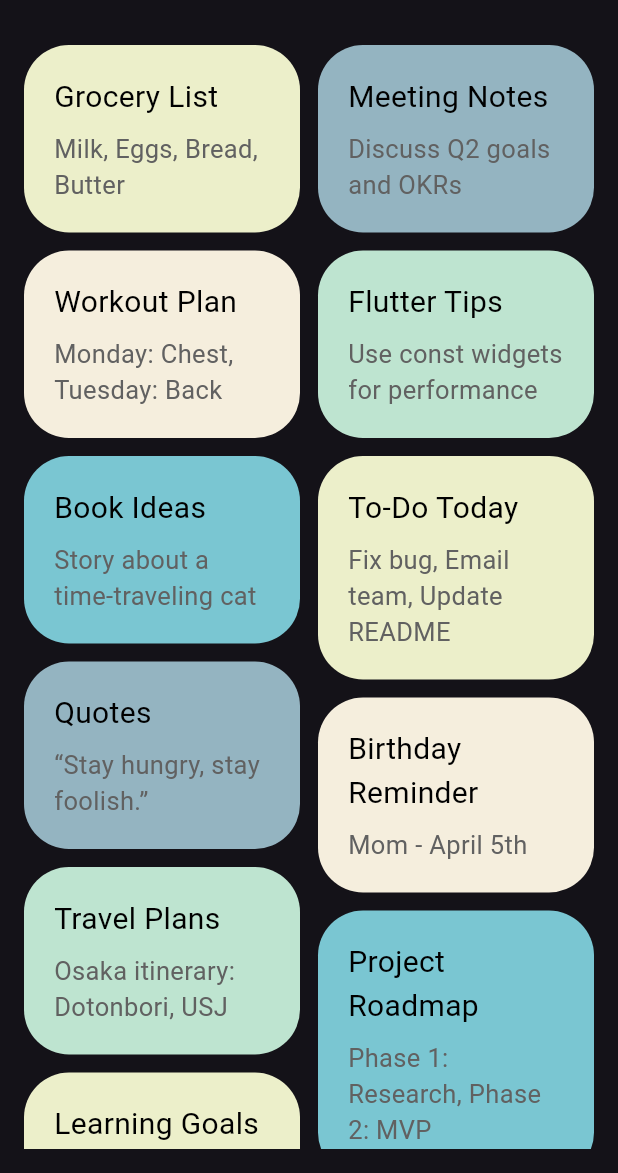
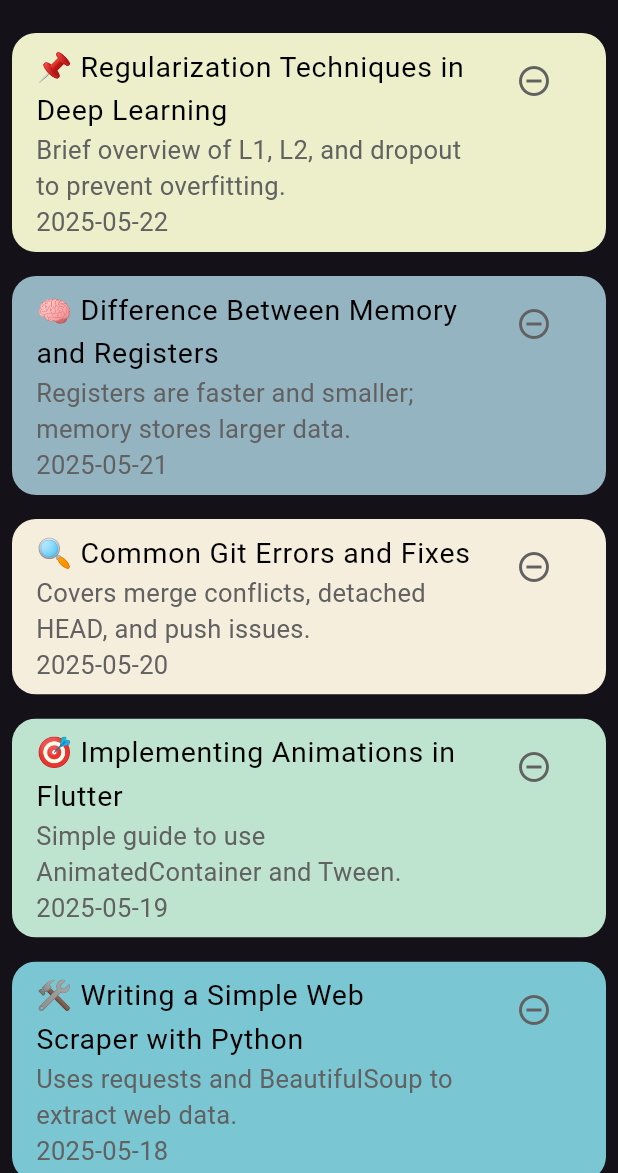
Before and after one commit to Lichyo/flutter-week2, a Flutter app: the screen it shows after launch, on a phone screen of 412 x 824 dp, the part 63-1236 px from its top. Run offline on Flutter 3.47's test engine with Material 3 defaults, Android fonts, the phone set to English and light mode, and no system bars.

Commit message:
dev : note app init

```diff
--- /dev/null
+++ b/lib/constants.dart
@@ -0,0 +1,5 @@
+import 'package:flutter/material.dart';
+
+const kTitleTextStyle = TextStyle(fontSize: 19, color: Colors.black);
+
+final kSubTitleTextStyle = TextStyle(fontSize: 17, color: Colors.grey.shade700);
--- a/lib/main.dart
+++ b/lib/main.dart
@@ -1,12 +1,41 @@
+import 'constants.dart';
 import 'package:flutter/material.dart';
-import 'note_database.dart';
 import 'package:flutter_week2/color_pool.dart';
-import 'package:flutter_staggered_grid_view/flutter_staggered_grid_view.dart';
+import 'package:intl/intl.dart';
 
-void main() => runApp(const MyApp());
+void main() => runApp(MyApp());
 
-class MyApp extends StatelessWidget {
-  const MyApp({super.key});
+class MyApp extends StatefulWidget {
+  MyApp({super.key});
+
+  @override
+  State<MyApp> createState() => _MyAppState();
+}
+
+class _MyAppState extends State<MyApp> {
+  List<String> titles = [
+    '📌 Regularization Techniques in Deep Learning',
+    '🧠 Difference Between Memory and Registers',
+    '🔍 Common Git Errors and Fixes',
+    '🎯 Implementing Animations in Flutter',
+    '🛠️ Writing a Simple Web Scraper with Python',
+  ];
+
+  List<String> descriptions = [
+    'Brief overview of L1, L2, and dropout to prevent overfitting.',
+    'Registers are faster and smaller; memory stores larger data.',
+    'Covers merge conflicts, detached HEAD, and push issues.',
+    'Simple guide to use AnimatedContainer and Tween.',
+    'Uses requests and BeautifulSoup to extract web data.',
+  ];
+
+  List<DateTime> dateTimes = [
+    DateTime.now().subtract(const Duration(days: 1)),
+    DateTime.now().subtract(const Duration(days: 2)),
+    DateTime.now().subtract(const Duration(days: 3)),
+    DateTime.now().subtract(const Duration(days: 4)),
+    DateTime.now().subtract(const Duration(days: 5)),
+  ];
 
   @override
   Widget build(BuildContext context) {
@@ -14,18 +43,22 @@ class MyApp extends StatelessWidget {
       theme: ThemeData.dark(),
       home: Scaffold(
         appBar: AppBar(title: const Text('Flutter Week 2')),
-        body: Padding(
-          padding: const EdgeInsets.all(16),
-          child: MasonryGridView.count(
-            crossAxisCount: 2,
-            mainAxisSpacing: 12,
-            crossAxisSpacing: 12,
-            itemCount: noteDatabase.length,
-            itemBuilder: (context, index) {
-              final note = noteDatabase[index];
-              return NoteCard(title: note.$1, des: note.$2, index: index);
-            },
-          ),
+        body: ListView.builder(
+          itemCount: titles.length,
+          itemBuilder: (context, index) {
+            return NoteCard(
+              title: titles[index],
+              des: descriptions[index],
+              date: dateTimes[index],
+              color: colorPool[index % colorPool.length],
+              onPressed: () {
+                setState(() {
+                  titles.removeAt(index);
+                  descriptions.removeAt(index);
+                });
+              },
+            );
+          },
         ),
       ),
     );
@@ -35,39 +68,43 @@ class MyApp extends StatelessWidget {
 class NoteCard extends StatelessWidget {
   final String title;
   final String des;
-  final int index;
+  final Color color;
+  final VoidCallback onPressed;
+  final DateTime date;
+
   const NoteCard({
     super.key,
     required this.title,
     required this.des,
-    required this.index,
+    required this.color,
+    required this.onPressed,
+    required this.date,
   });
 
   @override
   Widget build(BuildContext context) {
-    return Container(
-      decoration: BoxDecoration(
-        color: colorPool[index % colorPool.length],
-        borderRadius: BorderRadius.circular(30),
-      ),
-      padding: const EdgeInsets.all(20),
-      child: Column(
-        crossAxisAlignment: CrossAxisAlignment.start,
-        children: [
-          Text(
-            title,
-            style: const TextStyle(
-              fontSize: 20,
-              fontWeight: FontWeight.w400,
-              color: Colors.black,
+    return Padding(
+      padding: const EdgeInsets.all(8.0),
+      child: ClipRRect(
+        borderRadius: BorderRadius.circular(16),
+        child: Material(
+          color: color,
+          child: ListTile(
+            title: Text(title, style: kTitleTextStyle),
+            subtitle: Text(
+              '$des\n${DateFormat('yyyy-MM-dd').format(date)}',
+              style: kSubTitleTextStyle,
+            ),
+            isThreeLine: true,
+            trailing: IconButton(
+              onPressed: onPressed,
+              icon: Icon(
+                Icons.remove_circle_outline_outlined,
+                color: Colors.grey.shade700,
+              ),
             ),
           ),
-          const SizedBox(height: 8),
-          Text(
-            des,
-            style: TextStyle(fontSize: 17, color: Colors.grey.shade700),
-          ),
-        ],
+        ),
       ),
     );
   }
--- a/pubspec.yaml
+++ b/pubspec.yaml
@@ -35,6 +35,7 @@ dependencies:
   # Use with the CupertinoIcons class for iOS style icons.
   cupertino_icons: ^1.0.8
   flutter_staggered_grid_view: ^0.7.0
+  intl: ^0.20.2
 
 dev_dependencies:
   flutter_test:
```
Also changed, not shown: pubspec.lock.
